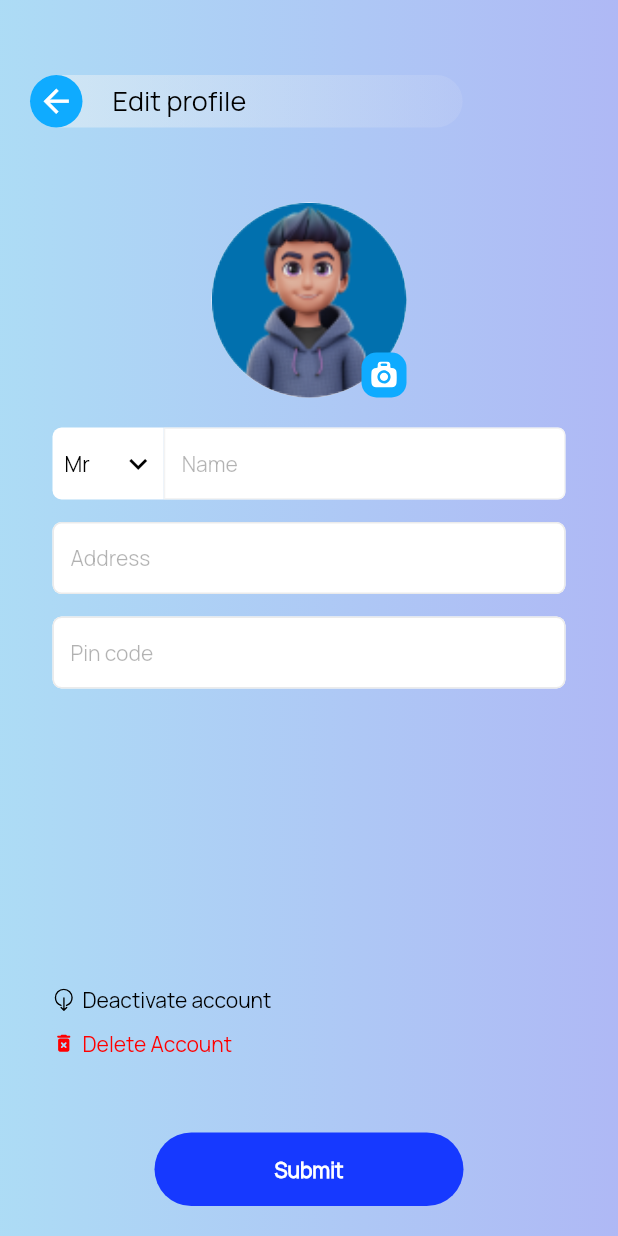
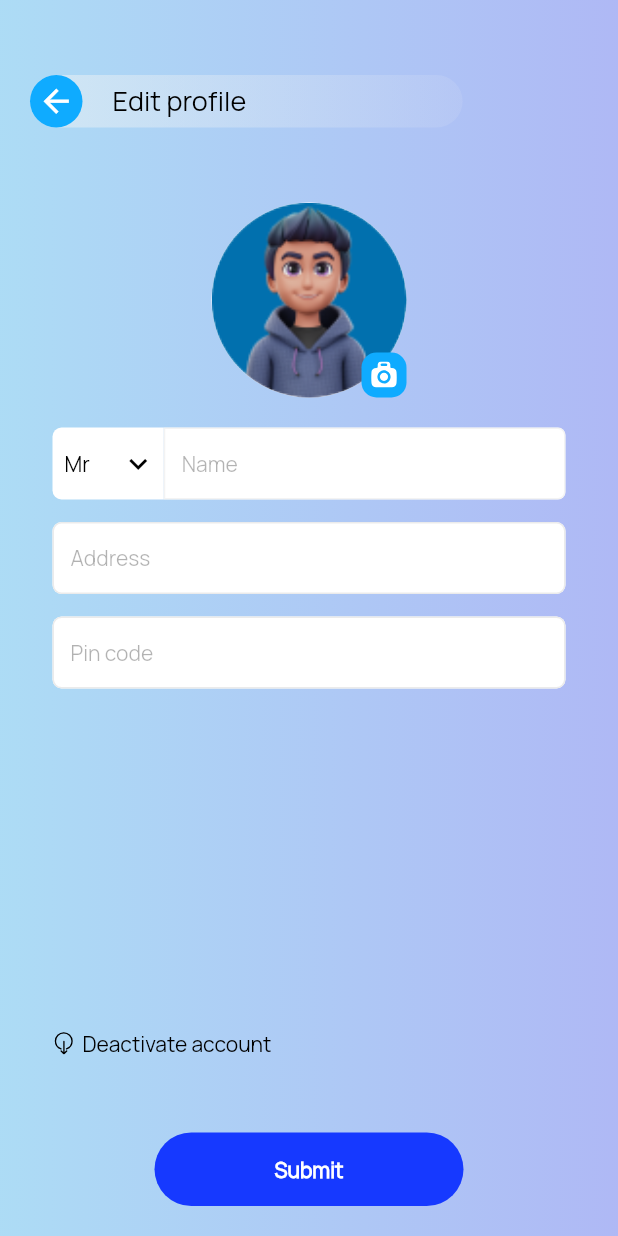
Before and after one commit to manoharantechie/coolwell_app, a Flutter app: the Edit_Profile_Screen screen opened directly, on a phone screen of 412 x 824 dp. Run offline on Flutter 3.47's test engine with Material 2 defaults, Android fonts, the phone set to English and light mode, and no system bars; our stand-ins replace awesome_snackbar_content, flutter_map, flutter_svg, geocoding, geolocator, image_picker and 4 more; missing offline and left inert: country_calling_code_picker, flutter_sim_country_code; accounts and stored records are empty; project files that could hold a hidden picture were left out.

Commit message:
update_22-05-2023_5

```diff
--- a/lib/screens/user/profile/edit_profile.dart
+++ b/lib/screens/user/profile/edit_profile.dart
@@ -521,24 +521,6 @@ class _Edit_Profile_ScreenState extends State<Edit_Profile_Screen> {
                             ),
                           ],
                         ),
-                        const SizedBox(height: 10.0,),
-                        Row(
-                          children: [
-                            SvgPicture.asset("assets/profile/delete.svg", height: 15.0,),
-                            const SizedBox(width: 5.0,),
-                            Text(
-                              AppLocalizations.instance
-                                  .text("loc_dele_acc"),
-                              style: CustomWidget(context: context)
-                                  .CustomSizedTextStyle(
-                                  14.0,
-                                  Theme.of(context).disabledColor,
-                                  FontWeight.w400,
-                                  'FontRegular'),
-                              textAlign: TextAlign.center,
-                            ),
-                          ],
-                        ),
                         const SizedBox(height: 50.0,),
                         Align(
                           alignment: Alignment.center,
```
